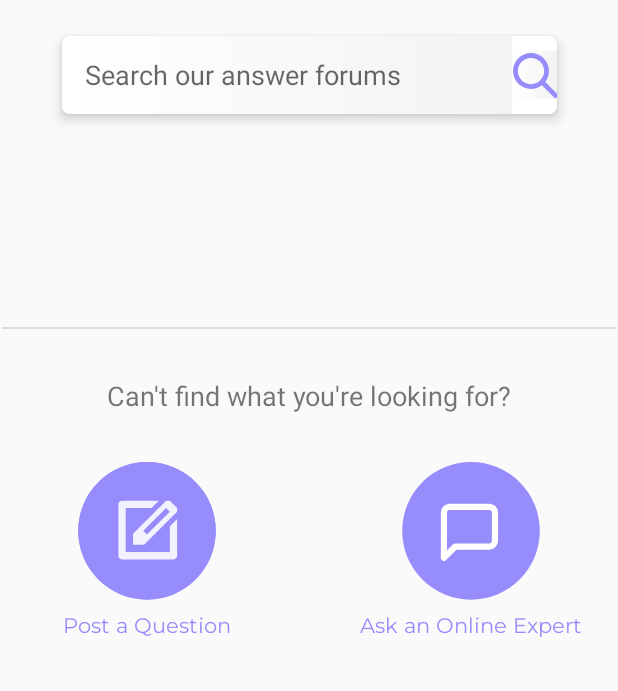
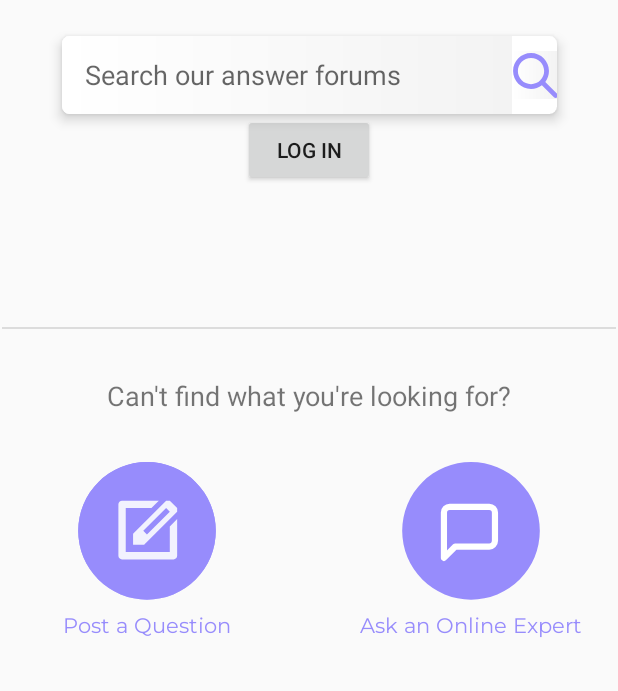
Before and after one commit to akassian/eduSOS, an Android app: the screen it shows after launch (MainActivity), on a phone screen of 412 x 824 dp, the part 545-1236 px from its top. Run offline under Robolectric (Android 15) with nearby library versions, the phone set to English and light mode, and no system bars; our stand-ins replace Firebase (no records; nobody signed in at launch, a user with empty details on screens opened directly); Roboto replaces fonts that are not available here.

Commit message:
Good layout, sign in works.

```diff
--- a/app/src/main/res/layout/activity_main.xml
+++ b/app/src/main/res/layout/activity_main.xml
@@ -147,6 +147,18 @@
                 android:background="@drawable/ic_search_box"/>
         </androidx.cardview.widget.CardView>
 
+        <Button
+            android:id="@+id/buttonLogIn"
+            android:layout_width="wrap_content"
+            android:layout_height="wrap_content"
+            android:layout_marginStart="16dp"
+            android:layout_marginEnd="16dp"
+            android:onClick="onLoginClick"
+            android:text="Log In"
+            app:layout_constraintEnd_toEndOf="parent"
+            app:layout_constraintStart_toStartOf="parent"
+            app:layout_constraintTop_toBottomOf="@+id/searchCard" />
+
     </androidx.constraintlayout.widget.ConstraintLayout>
 
     <!--        android:elevation="20dp"></Button>-->
--- a/build.gradle
+++ b/build.gradle
@@ -8,7 +8,9 @@ buildscript {
     }
     dependencies {
         classpath 'com.android.tools.build:gradle:3.5.0'
-        classpath 'com.google.gms:google-services:4.2.0'
+        //classpath 'com.google.gms:google-services:4.2.0'
+        //classpath 'com.android.tools.build:gradle:3.5.0'
+        classpath 'com.google.gms:google-services:4.3.3'
 
         // NOTE: Do not place your application dependencies here; they belong
         // in the individual module build.gradle files
```
Also changed, not shown: app/build.gradle (+11 -1 lines), app/src/main/java/com/example/edusos/MainActivity.java (+83 -0 lines).
